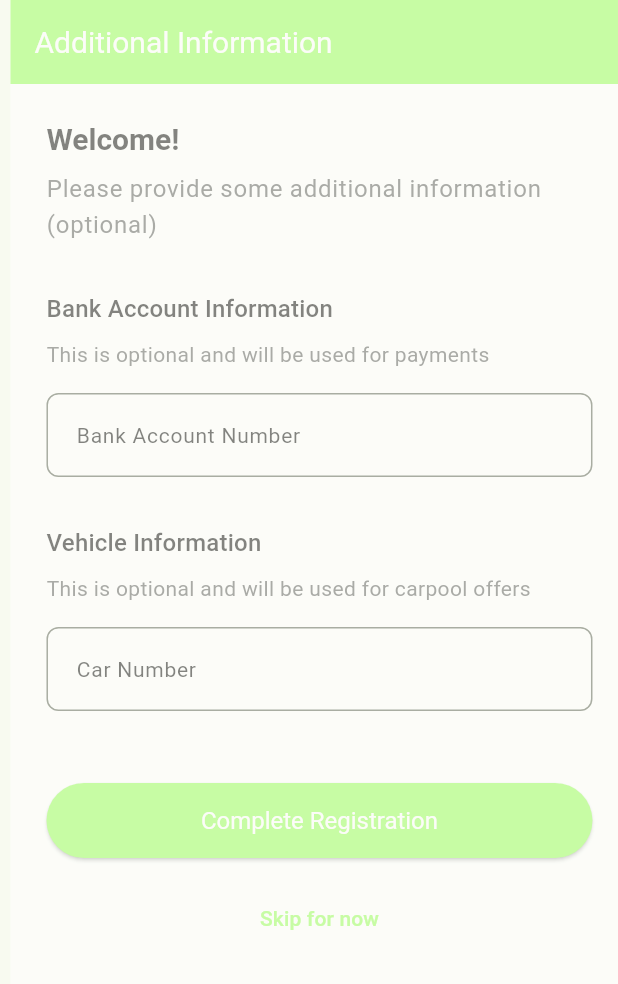
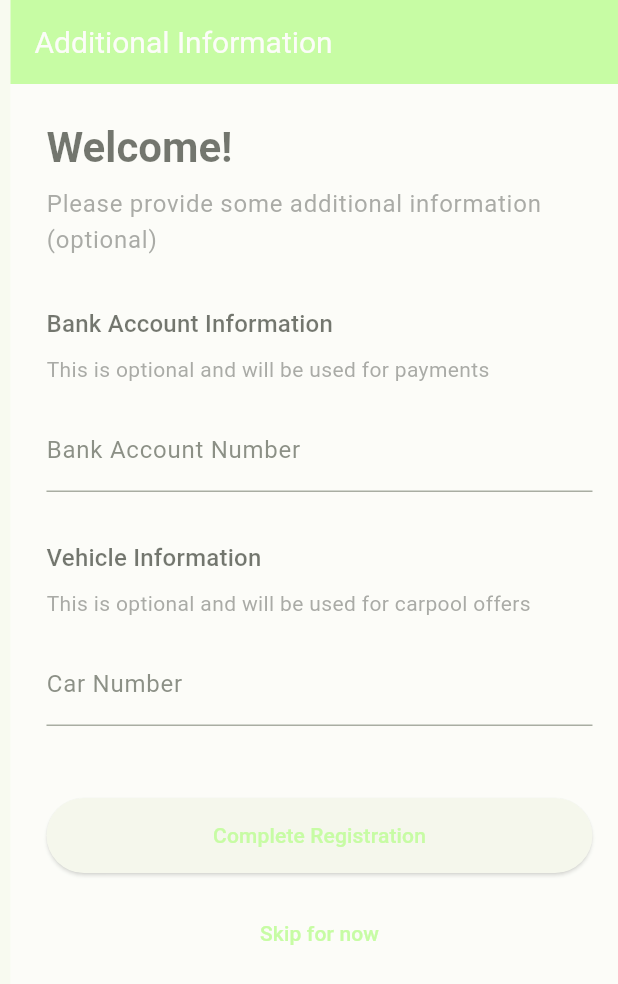
Before and after one commit to GachiTayo/tayo_FE, a Flutter app: the screen it shows after launch, after a tap on "구글 로그인", on a phone screen of 412 x 824 dp. Shown: the top 984 px of the screen. Run offline on Flutter 3.47's test engine with Material 3 defaults, Android fonts, the phone set to English and light mode, and no system bars; our stand-ins replace flutter_svg, go_router; Roboto replaces fonts that are missing (Five, Four, Six).

```diff
--- a/lib/config/theme.dart
+++ b/lib/config/theme.dart
@@ -26,63 +26,5 @@ class AppTheme {
       elevation: 0,
       titleTextStyle: AppTextStyles.semiBold(size: 20.0, color: Colors.white),
     ),
-
-    // Define your text theme
-    textTheme: TextTheme(
-      // Display styles
-      displayLarge: AppTextStyles.bold(size: 32.0),
-      displayMedium: AppTextStyles.bold(size: 28.0),
-      displaySmall: AppTextStyles.semiBold(size: 24.0),
-
-      // Headline styles
-      headlineLarge: AppTextStyles.bold(size: 22.0),
-      headlineMedium: AppTextStyles.semiBold(size: 20.0),
-      headlineSmall: AppTextStyles.semiBold(size: 18.0),
-
-      // Title styles
-      titleLarge: AppTextStyles.semiBold(size: 18.0),
-      titleMedium: AppTextStyles.medium(size: 16.0),
-      titleSmall: AppTextStyles.medium(size: 14.0),
-
-      // Body styles
-      bodyLarge: AppTextStyles.regular(size: 16.0),
-      bodyMedium: AppTextStyles.regular(size: 14.0),
-      bodySmall: AppTextStyles.regular(size: 12.0),
-
-      // Label styles
-      labelLarge: AppTextStyles.medium(size: 14.0),
-      labelMedium: AppTextStyles.medium(size: 12.0),
-      labelSmall: AppTextStyles.medium(size: 11.0),
-    ),
-
-    // Button themes
-    buttonTheme: const ButtonThemeData(
-      buttonColor: primaryColor,
-      textTheme: ButtonTextTheme.primary,
-    ),
-
-    elevatedButtonTheme: ElevatedButtonThemeData(
-      style: ElevatedButton.styleFrom(
-        backgroundColor: primaryColor,
-        foregroundColor: Colors.white,
-        minimumSize: const Size(120, 45),
-        textStyle: AppTextStyles.semiBold(size: 16.0, color: Colors.white),
-      ),
-    ),
-
-    // Input decoration theme
-    inputDecorationTheme: InputDecorationTheme(
-      border: OutlineInputBorder(borderRadius: BorderRadius.circular(8)),
-      focusedBorder: OutlineInputBorder(
-        borderRadius: BorderRadius.circular(8),
-        borderSide: const BorderSide(color: primaryColor, width: 2),
-      ),
-      contentPadding: const EdgeInsets.symmetric(horizontal: 16, vertical: 16),
-      labelStyle: AppTextStyles.regular(size: 14.0),
-      hintStyle: AppTextStyles.regular(
-        size: 14.0,
-        color: const Color(0xFF999999),
-      ),
-    ),
   );
 }
--- a/lib/core/utils/icon_paths.dart
+++ b/lib/core/utils/icon_paths.dart
@@ -1,7 +1,7 @@
 class IconPaths {
-  static const String basePath = 'assets/';
+  static const String basePath = 'assets/icons/';
 
-  static const String logo = 'logo/${basePath}logo.svg';
+  static const String login_logo = '${basePath}login.svg';
 
   static String getIcon(String iconName) {
     return '$basePath$iconName.svg';
--- a/lib/screens/login/login_screen.dart
+++ b/lib/screens/login/login_screen.dart
@@ -26,13 +26,9 @@ class LoginScreen extends StatelessWidget {
               crossAxisAlignment: CrossAxisAlignment.center,
               children: [
                 // App logo placeholder
-                Container(
-                  width: 120,
-                  height: 120,
-                  child: SvgPicture.asset(
-                    IconPaths.getIcon('logo'),
-                    fit: BoxFit.contain,
-                  ),
+                SvgPicture.asset(
+                  IconPaths.getIcon('login_logo'),
+                  fit: BoxFit.cover,
                 ),
                 // App name
                 // Text(
--- a/pubspec.yaml
+++ b/pubspec.yaml
@@ -76,6 +76,7 @@ flutter:
 
   assets:
     - assets/logo/login.svg
+    - assets/icons/login.svg
 
   fonts:
     - family: One
```
Also changed, not shown: assets/icons/login.svg (added).
